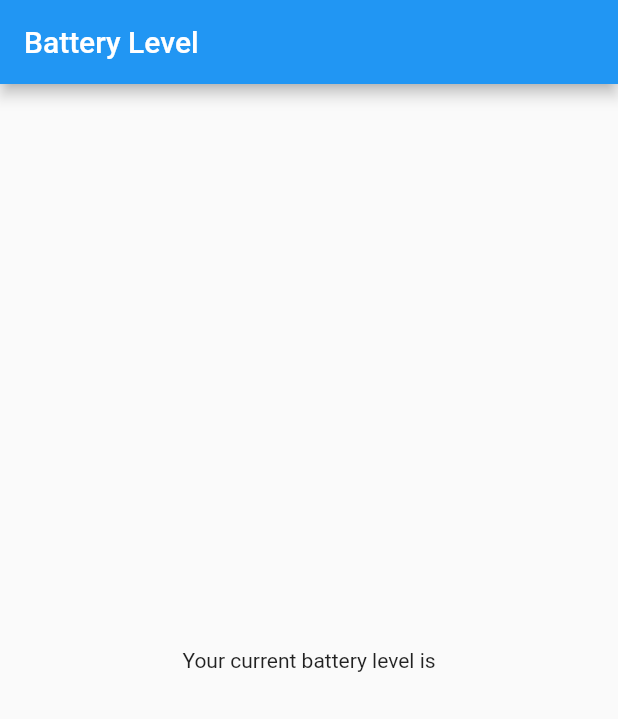
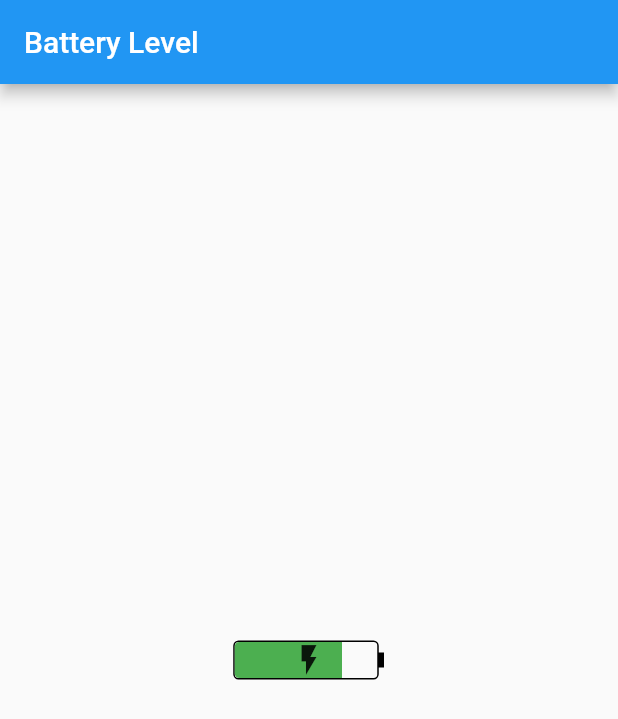
Before and after one commit to flutter-institute/battery_tutorial, a Flutter app: the screen it shows after launch, on a phone screen of 412 x 824 dp. Shown: the top 719 px of the screen. Run offline on Flutter 3.47's test engine with Material 2 defaults, Android fonts, the phone set to English and light mode, and no system bars; our stand-ins replace battery.

Commit message:
Initial set up before adding battery handling

```diff
--- a/lib/main.dart
+++ b/lib/main.dart
@@ -1,42 +1,115 @@
 import 'package:flutter/material.dart';
+import 'package:battery/battery.dart';
 
-void main() => runApp(new MyApp());
+void main() => runApp(MyApp());
 
 class MyApp extends StatelessWidget {
   @override
   Widget build(BuildContext context) {
-    return new MaterialApp(
+    return MaterialApp(
       title: 'Battery Display',
-      theme: new ThemeData(
+      theme: ThemeData(
         primarySwatch: Colors.blue,
       ),
-      home: new BatteryLevelPage(),
+      home: BatteryLevelPage(),
     );
   }
 }
 
 class BatteryLevelPage extends StatefulWidget {
   @override
-  _BatteryLevelPageState createState() => new _BatteryLevelPageState();
+  _BatteryLevelPageState createState() => _BatteryLevelPageState();
 }
 
 class _BatteryLevelPageState extends State<BatteryLevelPage> {
-  int _level = 0;
+  BatteryState _batteryState;
+  int _batteryLevel;
+
+  @override
+  void initState() {
+    super.initState();
+
+    _batteryState = BatteryState.charging;
+    _batteryLevel = 75;
+  }
 
   @override
   Widget build(BuildContext context) {
-    return new Scaffold(
-      appBar: new AppBar(
-        title: new Text("Battery Level"),
+    return Scaffold(
+      appBar: AppBar(
+        title: Text("Battery Level"),
       ),
-      body: new Center(
-        child: new Column(
+      body: Center(
+        child: Column(
           mainAxisAlignment: MainAxisAlignment.center,
           children: <Widget>[
-            new Text('Your current battery level is'),
+            SizedBox(
+              height: 25.0,
+              width: 100.0,
+              child: CustomPaint(
+                painter: _BatteryLevelPainter(_batteryLevel, _batteryState),
+                child: _batteryState == BatteryState.charging ? Icon(Icons.flash_on) : Container(),
+              ),
+            ),
           ],
         ),
       ),
     );
   }
 }
+
+class _BatteryLevelPainter extends CustomPainter {
+  final int _batteryLevel;
+  final BatteryState _batteryState;
+
+  _BatteryLevelPainter(this._batteryLevel, this._batteryState);
+
+  @override
+  void paint(Canvas canvas, Size size) {
+    Paint getPaint({Color color = Colors.black, PaintingStyle style = PaintingStyle.stroke}) {
+      return Paint()
+        ..color = color
+        ..strokeWidth = 1.0
+        ..style = style;
+    }
+
+    final double batteryRight = size.width - 4.0;
+
+    final RRect batteryOutline = RRect.fromLTRBR(0.0, 0.0, batteryRight, size.height, Radius.circular(3.0));
+
+    // Battery body
+    canvas.drawRRect(
+      batteryOutline,
+      getPaint(),
+    );
+
+    // Battery nub
+    canvas.drawRect(
+      Rect.fromLTWH(batteryRight, (size.height / 2.0) - 5.0, 4.0, 10.0),
+      getPaint(style: PaintingStyle.fill),
+    );
+
+    // Fill rect
+    canvas.clipRect(Rect.fromLTWH(0.0, 0.0, batteryRight * _batteryLevel / 100.0, size.height));
+
+    Color indicatorColor;
+    if (_batteryLevel < 15) {
+      indicatorColor = Colors.red;
+    } else if (_batteryLevel < 30) {
+      indicatorColor = Colors.orange;
+    } else {
+      indicatorColor = Colors.green;
+    }
+
+    canvas.drawRRect(
+      RRect.fromLTRBR(0.5, 0.5, batteryRight - 0.5, size.height - 0.5, Radius.circular(3.0)),
+      getPaint(style: PaintingStyle.fill, color: indicatorColor)
+    );
+  }
+
+  @override
+  bool shouldRepaint(CustomPainter oldDelegate) {
+    final _BatteryLevelPainter old = oldDelegate as _BatteryLevelPainter;
+    return old._batteryLevel != _batteryLevel || old._batteryState != _batteryState;
+  }
+}
--- a/pubspec.yaml
+++ b/pubspec.yaml
@@ -5,6 +5,7 @@ dependencies:
   flutter:
     sdk: flutter
   cupertino_icons: ^0.1.2
+  battery: ^0.2.2
 
 dev_dependencies:
   flutter_test:
```
Also changed, not shown: pubspec.lock, 6 other files.
